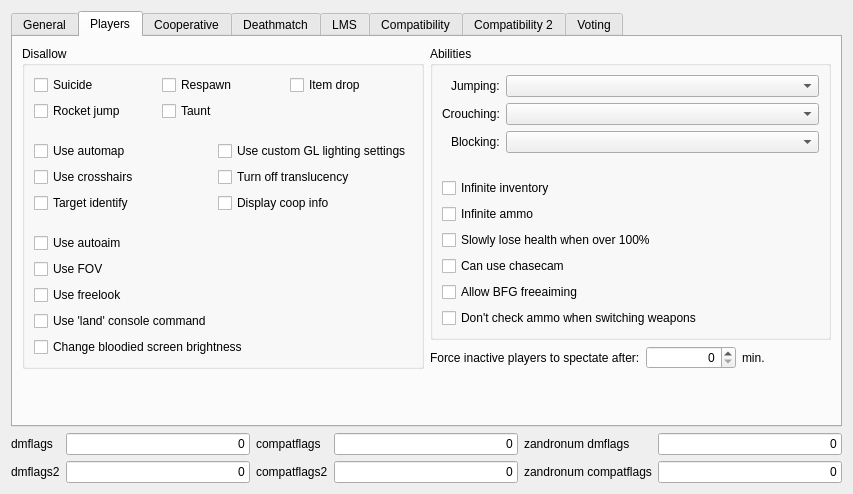
The window that src/plugins/zandronum/createserverdialogpages/flagspage.ui (DoomseekerTeam/Doomseeker) describes before a commit, drawn with Qt 5.
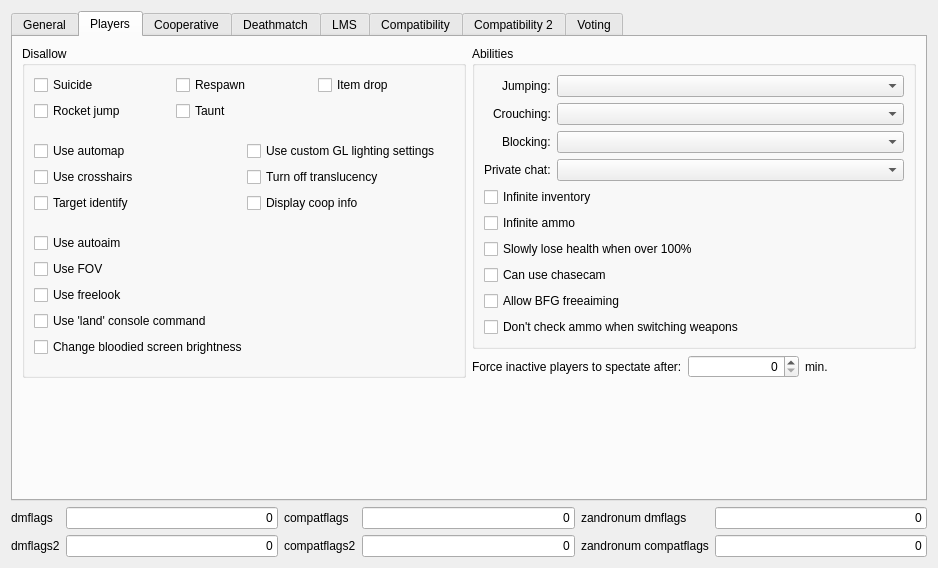
The same window after the commit. The open tabs and pages were chosen to show the change. Custom widgets are drawn as their Qt base class.

Commit message: Zandronum: add the private chat setting (#3941)

```diff
--- a/src/plugins/zandronum/createserverdialogpages/flagspage.ui
+++ b/src/plugins/zandronum/createserverdialogpages/flagspage.ui
@@ -6,8 +6,8 @@
    <rect>
     <x>0</x>
     <y>0</y>
-    <width>853</width>
-    <height>476</height>
+    <width>938</width>
+    <height>568</height>
    </rect>
   </property>
   <property name="windowTitle">
@@ -537,6 +537,16 @@
                   </property>
                  </widget>
                 </item>
+                <item row="3" column="0">
+                 <widget class="QLabel" name="label_17">
+                  <property name="text">
+                   <string>Private chat:</string>
+                  </property>
+                 </widget>
+                </item>
+                <item row="3" column="1">
+                 <widget class="QComboBox" name="cboPrivateChat"/>
+                </item>
                </layout>
               </item>
               <item>
```
Left out of the diff: 17 changed lines with no effect on the pictures. The commit also changes 3 other files.
